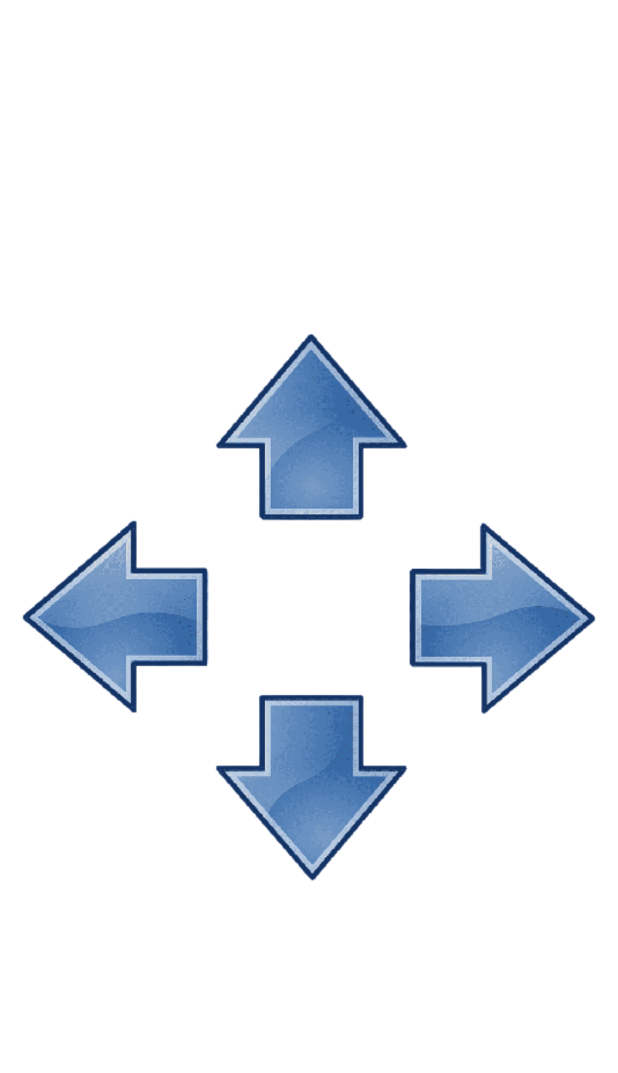
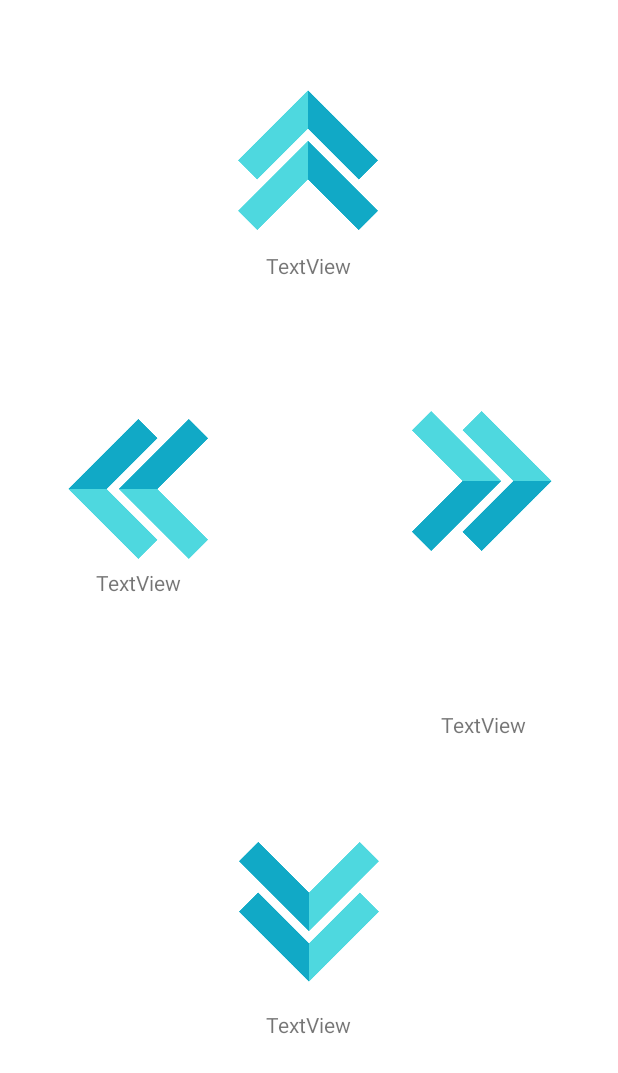
Before and after one commit to pun33t19/Abled_Future, an Android app: the screen it shows after launch (MainActivity), on a phone screen of 412 x 824 dp. Shown: the top 1073 px of the screen. Run offline under Robolectric (Android 15) with nearby library versions, the phone set to English and light mode, and no system bars.

```diff
--- a/app/src/main/AndroidManifest.xml
+++ b/app/src/main/AndroidManifest.xml
@@ -13,7 +13,13 @@
         android:supportsRtl="true"
         android:theme="@style/Theme.AbledFuture"
         tools:targetApi="31">
-
+        <activity
+            android:name=".MainActivity2"
+            android:exported="false">
+            <meta-data
+                android:name="android.app.lib_name"
+                android:value="" />
+        </activity>
         <activity
             android:name=".MainActivity"
             android:exported="true"
--- a/app/src/main/java/com/example/abledfuture/MainActivity.java
+++ b/app/src/main/java/com/example/abledfuture/MainActivity.java
@@ -3,12 +3,29 @@ package com.example.abledfuture;
 import androidx.appcompat.app.AppCompatActivity;
 
 import android.os.Bundle;
+import android.view.animation.Animation;
+import android.view.animation.LinearInterpolator;
+import android.view.animation.RotateAnimation;
+import android.widget.ImageView;
+
+import com.example.abledfuture.databinding.ActivityMainBinding;
 
 public class MainActivity extends AppCompatActivity {
 
+    ActivityMainBinding binding;
     @Override
     protected void onCreate(Bundle savedInstanceState) {
         super.onCreate(savedInstanceState);
-        setContentView(R.layout.activity_main);
+        binding = ActivityMainBinding.inflate(getLayoutInflater());
+        setContentView(binding.getRoot());
+
+        RotateAnimation anim = new RotateAnimation(0f, 350f, 15f, 15f);
+        anim.setInterpolator(new LinearInterpolator());
+        anim.setRepeatCount(Animation.INFINITE);
+        anim.setDuration(700);
+
+       // binding.arrowSwipe.startAnimation(anim);
+
     }
+
 }
--- /dev/null
+++ b/app/src/main/java/com/example/abledfuture/MainActivity2.java
@@ -0,0 +1,14 @@
+package com.example.abledfuture;
+
+import androidx.appcompat.app.AppCompatActivity;
+
+import android.os.Bundle;
+
+public class MainActivity2 extends AppCompatActivity {
+
+    @Override
+    protected void onCreate(Bundle savedInstanceState) {
+        super.onCreate(savedInstanceState);
+        setContentView(R.layout.activity_main2);
+    }
+}
--- a/app/src/main/res/layout/activity_main.xml
+++ b/app/src/main/res/layout/activity_main.xml
@@ -6,13 +6,92 @@
     android:layout_height="match_parent"
     tools:context=".MainActivity">
 
+
     <ImageView
-        android:layout_width="match_parent"
-        android:layout_height="match_parent"
-        android:src="@drawable/arrows"
+        android:id="@+id/imageView2"
+        android:layout_width="108dp"
+        android:layout_height="93dp"
+        android:layout_alignParentStart="true"
+        android:layout_alignParentTop="true"
+        android:layout_centerHorizontal="true"
+        android:layout_marginStart="151dp"
+        android:layout_marginTop="60dp"
+        app:srcCompat="@drawable/upchevron" />
+
+    <ImageView
+        android:id="@+id/imageView5"
+        android:layout_width="108dp"
+        android:layout_height="93dp"
+        android:layout_alignParentStart="true"
+        android:layout_alignParentTop="true"
+        android:layout_centerInParent="true"
+        android:layout_centerHorizontal="true"
+        android:layout_marginStart="38dp"
+        android:layout_marginTop="279dp"
+        android:rotation="-90"
+        app:srcCompat="@drawable/upchevron" />
+
+    <ImageView
+        android:id="@+id/imageView3"
+        android:layout_width="108dp"
+        android:layout_height="93dp"
+        android:layout_alignParentStart="true"
+        android:layout_alignParentTop="true"
+        android:layout_centerInParent="true"
+        android:layout_centerHorizontal="true"
+        android:layout_marginStart="267dp"
+        android:layout_marginTop="274dp"
+        android:rotation="90"
+        app:srcCompat="@drawable/upchevron" />
+
+    <ImageView
+        android:id="@+id/imageView4"
+        android:layout_width="108dp"
+        android:layout_height="93dp"
+        android:layout_alignParentBottom="true"
+        android:layout_centerInParent="true"
         android:layout_centerVertical="true"
-        android:layout_margin="10dp"
-        android:id="@+id/arrowSwipe"/>
+        android:layout_marginBottom="169dp"
+        android:rotation="180"
+        app:srcCompat="@drawable/upchevron" />
 
+    <TextView
+        android:id="@+id/textView"
+        android:layout_width="wrap_content"
+        android:layout_height="wrap_content"
+        android:layout_below="@+id/imageView5"
+        android:layout_alignParentStart="true"
+        android:layout_alignParentBottom="true"
+        android:layout_marginStart="64dp"
+        android:layout_marginTop="6dp"
+        android:layout_marginBottom="3dp"
+        android:text="TextView" />
 
+    <TextView
+        android:id="@+id/textView2"
+        android:layout_width="wrap_content"
+        android:layout_height="wrap_content"
+        android:layout_alignParentEnd="true"
+        android:layout_alignParentBottom="true"
+        android:layout_marginEnd="61dp"
+        android:layout_marginBottom="331dp"
+        android:text="TextView" />
+
+    <TextView
+        android:id="@+id/textView3"
+        android:layout_width="wrap_content"
+        android:layout_height="wrap_content"
+        android:layout_alignParentTop="true"
+        android:layout_centerHorizontal="true"
+        android:layout_marginTop="167dp"
+        android:text="TextView" />
+
+    <TextView
+        android:id="@+id/textView4"
+        android:layout_width="wrap_content"
+        android:layout_height="wrap_content"
+        android:layout_alignParentBottom="true"
+        android:layout_centerHorizontal="true"
+        android:layout_marginBottom="131dp"
+        android:text="TextView" />
 </RelativeLayout>
--- a/build.gradle
+++ b/build.gradle
@@ -15,7 +15,7 @@ buildscript {
         // Add the dependency for the Google services Gradle plugin
 //        classpath 'com.android.tools.build:gradle:3.6.1'
         classpath 'com.google.gms:google-services:4.3.15'
-        classpath 'com.android.tools.build:gradle:7.2.2'
+        classpath 'com.android.tools.build:gradle:7.0.4'
         classpath "org.jetbrains.kotlin:kotlin-gradle-plugin:$kotlin_version"
     }
 }
```
Also changed, not shown: app/src/main/res/drawable/upchevron.png (added).
